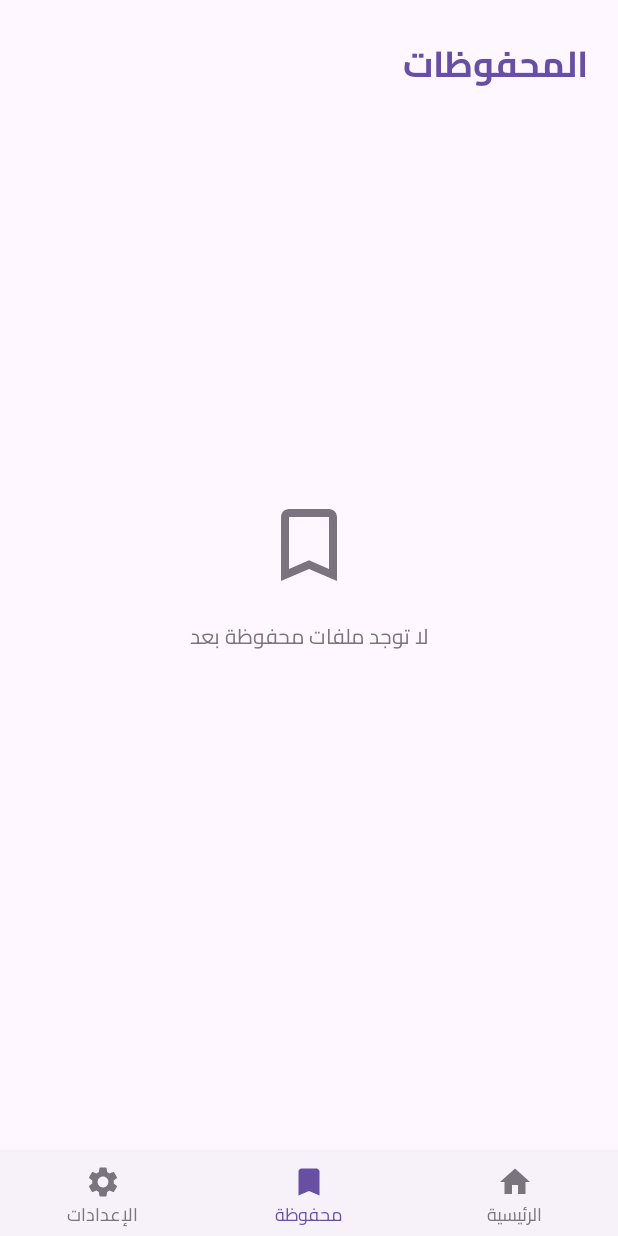
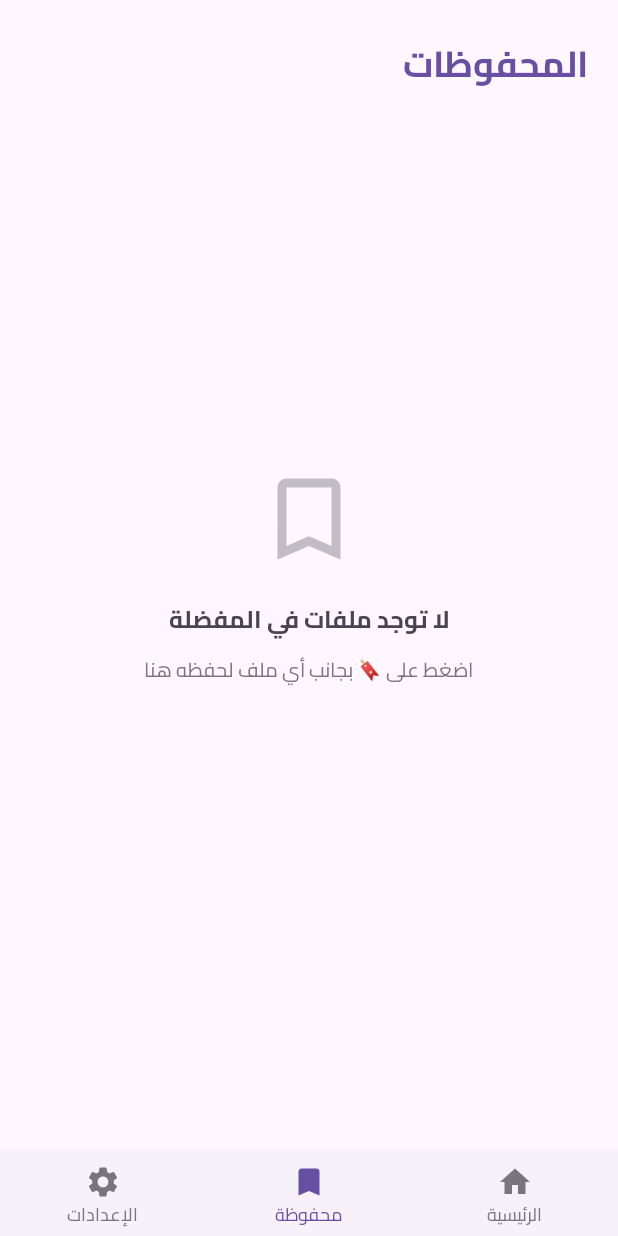
Before and after one commit to raqamia/ddddddddddddddddee, an Android app: the SavedFilesFragment screen opened through its navigation route, on a phone screen of 412 x 824 dp. Run offline under Robolectric (Android 15) with nearby library versions, the phone set to English and light mode, and no system bars; our stand-ins replace Room's generated code, navigation-ui; network calls fail; 4 statements that could not run were skipped.

```diff
--- a/app/src/main/java/com/example/data/local/AppDatabase.java
+++ b/app/src/main/java/com/example/data/local/AppDatabase.java
@@ -15,7 +15,7 @@ import com.example.data.local.entity.RecentEntity;
 import com.example.data.local.entity.SavedFileEntity;
 import com.example.data.local.entity.SubjectEntity;
 
-@Database(entities = {SubjectEntity.class, FileEntity.class, DownloadEntity.class, SavedFileEntity.class, RecentEntity.class}, version = 3, exportSchema = false)
+@Database(entities = {SubjectEntity.class, FileEntity.class, DownloadEntity.class, SavedFileEntity.class, RecentEntity.class}, version = 4, exportSchema = false)
 public abstract class AppDatabase extends RoomDatabase {
     private static volatile AppDatabase INSTANCE;
 
--- a/app/src/main/java/com/example/data/local/dao/RecentDao.java
+++ b/app/src/main/java/com/example/data/local/dao/RecentDao.java
@@ -16,6 +16,12 @@ public interface RecentDao {
     @Insert(onConflict = OnConflictStrategy.REPLACE)
     void upsert(RecentEntity recent);
 
+    @Query("UPDATE recent SET lastPage = :page WHERE fileId = :fileId")
+    void setLastPage(String fileId, int page);
+
+    @Query("SELECT lastPage FROM recent WHERE fileId = :fileId LIMIT 1")
+    Integer getLastPage(String fileId);
+
     @Query("DELETE FROM recent WHERE fileId = :fileId")
     void delete(String fileId);
 }
--- a/app/src/main/java/com/example/data/local/entity/RecentEntity.java
+++ b/app/src/main/java/com/example/data/local/entity/RecentEntity.java
@@ -13,4 +13,5 @@ public class RecentEntity {
     public String name;
     public String localPath;
     public long openedAt;
+    public int lastPage = 0;
 }
--- a/app/src/main/java/com/example/ui/home/HomeFragment.java
+++ b/app/src/main/java/com/example/ui/home/HomeFragment.java
@@ -96,6 +96,7 @@ public class HomeFragment extends Fragment {
         rvRecent.setLayoutManager(new LinearLayoutManager(requireContext(), LinearLayoutManager.HORIZONTAL, false));
         RecentAdapter recentAdapter = new RecentAdapter(item -> {
             Bundle args = new Bundle();
+            args.putString("fileId", item.fileId);
             args.putString("fileName", item.name);
             if (item.localPath != null) args.putString("localPath", item.localPath);
             Navigation.findNavController(view).navigate(R.id.action_global_pdfViewerFragment, args);
--- a/app/src/main/java/com/example/ui/saved/SavedFilesFragment.java
+++ b/app/src/main/java/com/example/ui/saved/SavedFilesFragment.java
@@ -14,6 +14,8 @@ import androidx.lifecycle.ViewModelProvider;
 import androidx.navigation.Navigation;
 import androidx.recyclerview.widget.LinearLayoutManager;
 import androidx.recyclerview.widget.RecyclerView;
+import androidx.swiperefreshlayout.widget.SwipeRefreshLayout;
+import com.google.android.material.snackbar.Snackbar;
 import com.example.R;
 import com.example.data.local.AppDatabase;
 import com.example.data.prefs.SessionManager;
@@ -32,6 +34,7 @@ public class SavedFilesFragment extends Fragment {
     private FileAdapter adapter;
     private View emptyState;
     private ProgressBar progressBar;
+    private SwipeRefreshLayout swipeRefresh;
     private DownloadRepository downloadRepo;
     private RecentRepository recentRepo;
 
@@ -50,6 +53,8 @@ public class SavedFilesFragment extends Fragment {
         RecyclerView rvSavedFiles = view.findViewById(R.id.rv_saved_files);
         emptyState = view.findViewById(R.id.empty_state);
         progressBar = view.findViewById(R.id.progress_bar);
+        swipeRefresh = view.findViewById(R.id.swipe_refresh_saved);
+        swipeRefresh.setOnRefreshListener(() -> viewModel.loadSavedFiles());
 
         rvSavedFiles.setLayoutManager(new LinearLayoutManager(requireContext()));
 
@@ -69,6 +74,7 @@ public class SavedFilesFragment extends Fragment {
                     String localPath = download != null ? download.localPath : null;
                     recentRepo.record(file.id, file.name, localPath);
                     Bundle args = new Bundle();
+                    args.putString("fileId", file.id);
                     args.putString("fileName", file.name);
                     if (localPath != null) args.putString("localPath", localPath);
                     Navigation.findNavController(view).navigate(R.id.action_global_pdfViewerFragment, args);
@@ -77,14 +83,20 @@ public class SavedFilesFragment extends Fragment {
 
             @Override
             public void onSaveToggle(FileEntity file, boolean save) {
-                // Everything here is already a favourite, so this removes it.
+                // Everything here is already a favourite, so this removes it — offer an undo.
                 viewModel.toggleSave(file.id, save);
+                if (!save) {
+                    Snackbar.make(view, "تمت الإزالة من المفضلة", Snackbar.LENGTH_LONG)
+                            .setAction("تراجع", v -> viewModel.toggleSave(file.id, true))
+                            .show();
+                }
             }
         });
         rvSavedFiles.setAdapter(adapter);
 
         viewModel.getSavedFiles().observe(getViewLifecycleOwner(), files -> {
             progressBar.setVisibility(View.GONE);
+            if (swipeRefresh != null) swipeRefresh.setRefreshing(false);
             if (files != null && !files.isEmpty()) {
                 adapter.setFiles(files);
                 Set<String> ids = new HashSet<>();
@@ -106,6 +118,7 @@ public class SavedFilesFragment extends Fragment {
         super.onDestroyView();
         emptyState = null;
         progressBar = null;
+        swipeRefresh = null;
         adapter = null;
     }
 }
--- a/app/src/main/res/layout/fragment_saved_files.xml
+++ b/app/src/main/res/layout/fragment_saved_files.xml
@@ -23,14 +23,20 @@
             android:textSize="24sp" />
     </LinearLayout>
 
-    <androidx.recyclerview.widget.RecyclerView
-        android:id="@+id/rv_saved_files"
+    <androidx.swiperefreshlayout.widget.SwipeRefreshLayout
+        android:id="@+id/swipe_refresh_saved"
         android:layout_width="match_parent"
         android:layout_height="0dp"
-        android:paddingHorizontal="16dp"
-        android:clipToPadding="false"
         app:layout_constraintTop_toBottomOf="@id/header"
-        app:layout_constraintBottom_toBottomOf="parent" />
+        app:layout_constraintBottom_toBottomOf="parent">
+
+        <androidx.recyclerview.widget.RecyclerView
+            android:id="@+id/rv_saved_files"
+            android:layout_width="match_parent"
+            android:layout_height="match_parent"
+            android:paddingHorizontal="16dp"
+            android:clipToPadding="false" />
+    </androidx.swiperefreshlayout.widget.SwipeRefreshLayout>
 
     <ProgressBar
         android:id="@+id/progress_bar"
@@ -54,19 +60,30 @@
         app:layout_constraintEnd_toEndOf="parent">
 
         <ImageView
-            android:layout_width="64dp"
-            android:layout_height="64dp"
+            android:layout_width="72dp"
+            android:layout_height="72dp"
+            android:alpha="0.45"
             android:src="@drawable/ic_bookmark_outline"
             app:tint="@color/text_muted" />
+
+        <TextView
+            style="@style/Text.SemiBold"
+            android:layout_width="wrap_content"
+            android:layout_height="wrap_content"
+            android:layout_marginTop="16dp"
+            android:text="لا توجد ملفات في المفضلة"
+            android:textColor="@color/text_secondary"
+            android:textSize="16sp" />
 
         <TextView
             style="@style/Text.Regular"
             android:layout_width="wrap_content"
             android:layout_height="wrap_content"
-            android:layout_marginTop="16dp"
-            android:text="لا توجد ملفات محفوظة بعد"
+            android:layout_marginTop="6dp"
+            android:gravity="center"
+            android:text="اضغط على 🔖 بجانب أي ملف لحفظه هنا"
             android:textColor="@color/text_muted"
-            android:textSize="14sp" />
+            android:textSize="13sp" />
     </LinearLayout>
 
 </androidx.constraintlayout.widget.ConstraintLayout>
```
Also changed, not shown: app/src/main/java/com/example/data/repository/RecentRepository.java (+22 -1 lines), app/src/main/java/com/example/ui/downloads/DownloadsFragment.java (+14 -1 lines), app/src/main/java/com/example/ui/pdfviewer/PdfViewerFragment.java (+20 -7 lines), app/src/main/java/com/example/ui/subject/FileAdapter.java (+14 -1 lines), app/src/main/java/com/example/ui/subject/SubjectFilesFragment.java (+8 -0 lines), app/src/main/res/layout/fragment_downloads.xml (+13 -7 lines).
